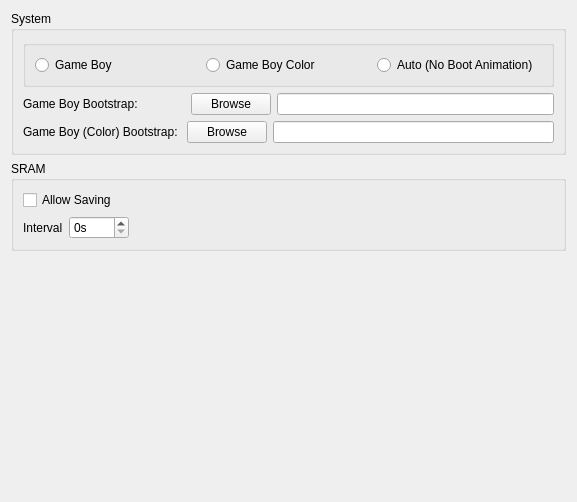
This is Src/Qt/GB/SubWindows/EmulationWindow.ui in UltimaOmega474/BigComBoy as Qt 5 draws it before an edit. The edited form follows.
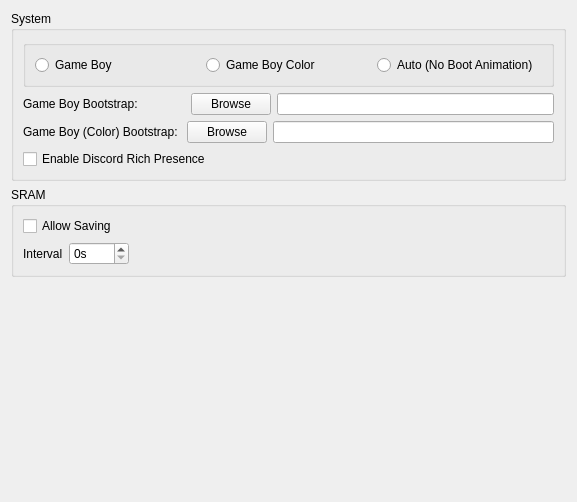
This is the edited form.

Commit message: Added option to disable showing Rich Presence activities as the user's status.

Diff of the .ui file:
```diff
--- a/Src/Qt/GB/SubWindows/EmulationWindow.ui
+++ b/Src/Qt/GB/SubWindows/EmulationWindow.ui
@@ -121,6 +121,20 @@
         </item>
        </layout>
       </item>
+      <item>
+       <layout class="QHBoxLayout" name="horizontalLayout">
+        <item>
+         <widget class="QCheckBox" name="rich_presence">
+          <property name="toolTip">
+           <string>&lt;html&gt;&lt;head/&gt;&lt;body&gt;&lt;p&gt;Shows the current game as your status on Discord&lt;/p&gt;&lt;/body&gt;&lt;/html&gt;</string>
+          </property>
+          <property name="text">
+           <string>Enable Discord Rich Presence </string>
+          </property>
+         </widget>
+        </item>
+       </layout>
+      </item>
      </layout>
     </widget>
    </item>
```
The commit also changes 6 other files.
